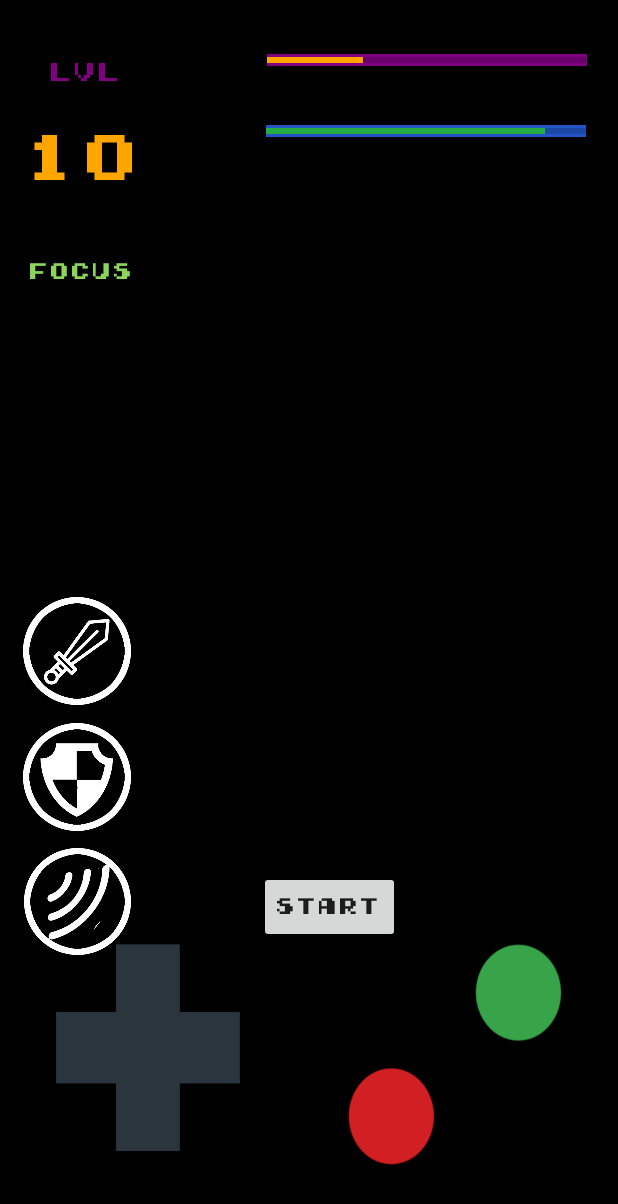
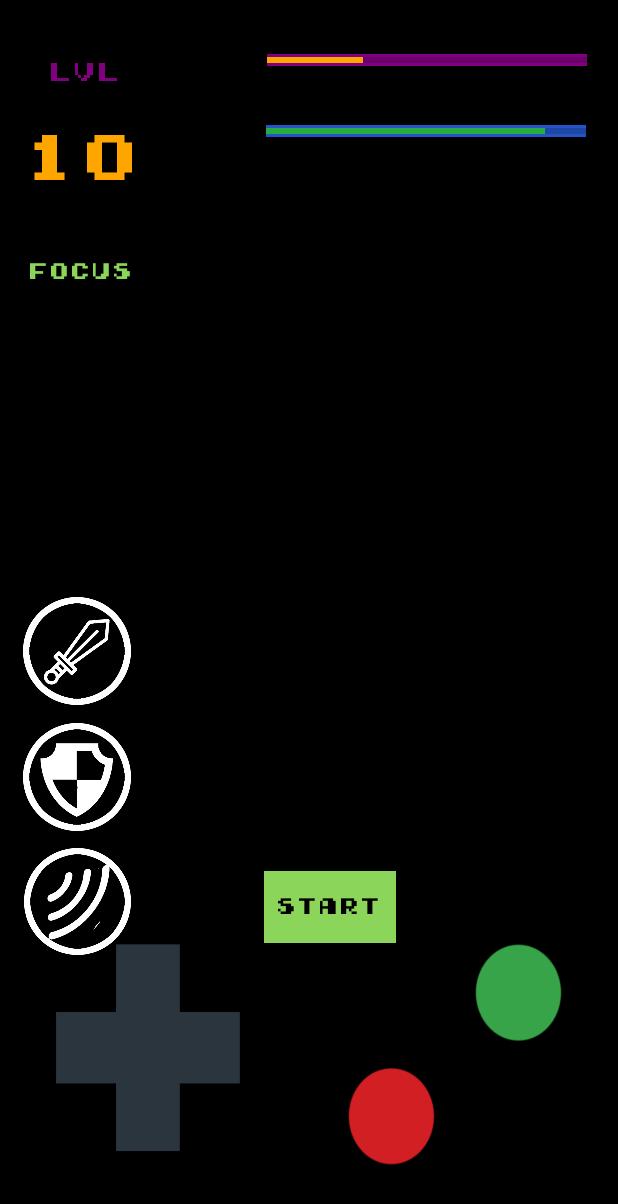
Before and after one commit to levandreev/MyApplicationKotlin, an Android app: the FocusActivity screen opened directly, with no data from a screen before it, on a phone screen of 412 x 824 dp. Shown: the top 1204 px of the screen. Run offline under Robolectric (Android 15) with nearby library versions, the phone set to English and light mode, and no system bars.

Commit message:
button colors

```diff
--- a/app/src/main/res/layout/activity_focus.xml
+++ b/app/src/main/res/layout/activity_focus.xml
@@ -130,7 +130,8 @@
         android:layout_height="wrap_content"
         android:text="start"
         android:fontFamily="@font/earlygameboy"
-
+        android:background="#8BD55A"
+        android:textColor="#000000"
         app:layout_constraintBottom_toBottomOf="parent"
         app:layout_constraintEnd_toEndOf="parent"
         app:layout_constraintHorizontal_bias="0.544"
--- a/app/src/main/res/layout/activity_meditation.xml
+++ b/app/src/main/res/layout/activity_meditation.xml
@@ -131,6 +131,8 @@
         android:layout_marginEnd="76dp"
         android:fontFamily="@font/earlygameboy"
         android:text="Meditate"
+        android:background="#8BD55A"
+        android:textColor="#000000"
         app:layout_constraintBottom_toBottomOf="parent"
         app:layout_constraintEnd_toEndOf="parent"
         app:layout_constraintHorizontal_bias="1.0"
```
